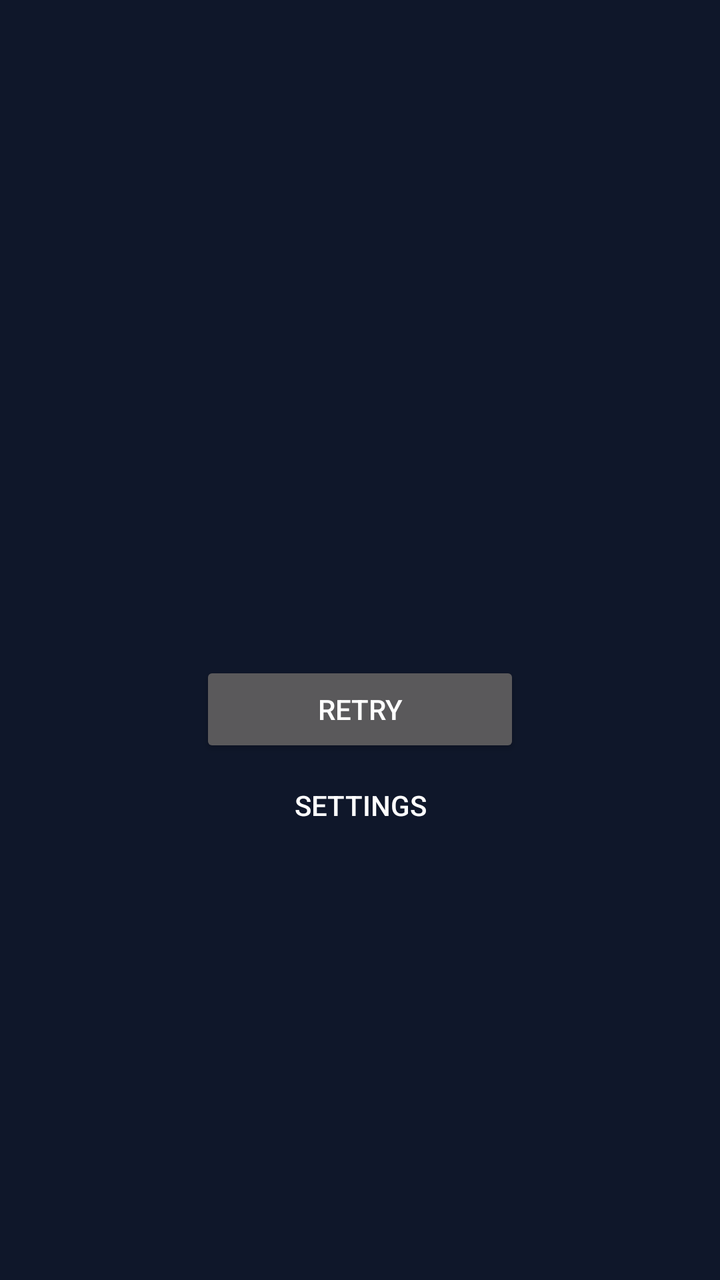
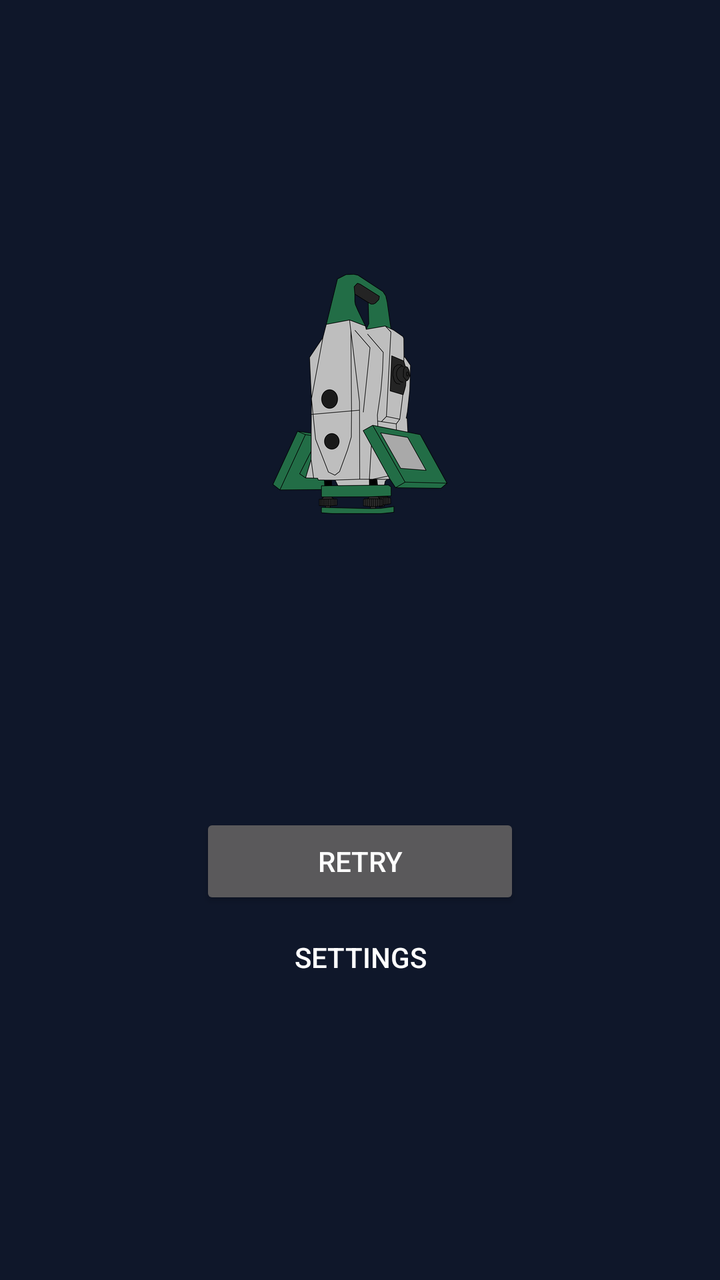

Two renders of the same Android screen: before a commit and after it. Below are the layout's source before the change and the commit's diff.
<!-- AndroidManifest.xml: application theme AppTheme -->
<!-- res/layout/activity_main.xml -->
<?xml version="1.0" encoding="utf-8"?>
<FrameLayout xmlns:android="http://schemas.android.com/apk/res/android"
    android:layout_width="match_parent"
    android:layout_height="match_parent"
    android:background="@color/background">

    <WebView
        android:id="@+id/web_view"
        android:layout_width="match_parent"
        android:layout_height="match_parent" />

    <LinearLayout
        android:id="@+id/status_panel"
        android:layout_width="match_parent"
        android:layout_height="match_parent"
        android:background="@color/background"
        android:clickable="true"
        android:gravity="center"
        android:orientation="vertical"
        android:padding="32dp">

        <ProgressBar
            android:id="@+id/status_progress"
            android:layout_width="48dp"
            android:layout_height="48dp"
            android:layout_marginBottom="24dp" />

        <TextView
            android:id="@+id/status_text"
            android:layout_width="wrap_content"
            android:layout_height="wrap_content"
            android:layout_marginBottom="24dp"
            android:gravity="center"
            android:textColor="@color/text"
            android:textSize="16sp" />

        <Button
            android:id="@+id/retry_button"
            android:layout_width="wrap_content"
            android:layout_height="wrap_content"
            android:minWidth="160dp"
            android:text="@string/retry" />

        <Button
            android:id="@+id/settings_button"
            style="?android:attr/borderlessButtonStyle"
            android:layout_width="wrap_content"
            android:layout_height="wrap_content"
            android:minWidth="160dp"
            android:text="@string/settings_title" />
    </LinearLayout>
</FrameLayout>
<!-- resources referenced by this layout -->
<resources>
  <color name="background">#0f172a</color>
  <color name="text">#f1f5f9</color>
  <string name="retry">Retry</string>
  <string name="settings_title">Settings</string>
  <style name="AppTheme" parent="android:Theme.Material.NoActionBar">
          <item name="android:colorPrimary">@color/header</item>
          <item name="android:colorAccent">@color/accent</item>
          <item name="android:statusBarColor">@color/header</item>
          <item name="android:navigationBarColor">@color/background</item>
          <item name="android:windowBackground">@color/background</item>
      </style>
  <color name="header">#1e293b</color>
  <color name="accent">#3b82f6</color>
</resources>

<!-- the commit's change to res/layout/activity_main.xml (unified diff, before → after) -->
@@ -18,6 +18,14 @@
         android:gravity="center"
         android:orientation="vertical"
         android:padding="32dp">
+
+        <ImageView
+            android:layout_width="wrap_content"
+            android:layout_height="120dp"
+            android:layout_marginBottom="32dp"
+            android:adjustViewBounds="true"
+            android:contentDescription="@null"
+            android:src="@drawable/logo" />
 
         <ProgressBar
             android:id="@+id/status_progress"
<!-- resource entries referenced after the edit -->
@@ -2,6 +2,7 @@
 <resources>
   <color name="background">#0f172a</color>
   <color name="text">#f1f5f9</color>
+  <!-- drawable logo: png bitmap (drawable-nodpi, 47706 bytes) -->
   <string name="retry">Retry</string>
   <string name="settings_title">Settings</string>
   <style name="AppTheme" parent="android:Theme.Material.NoActionBar">
